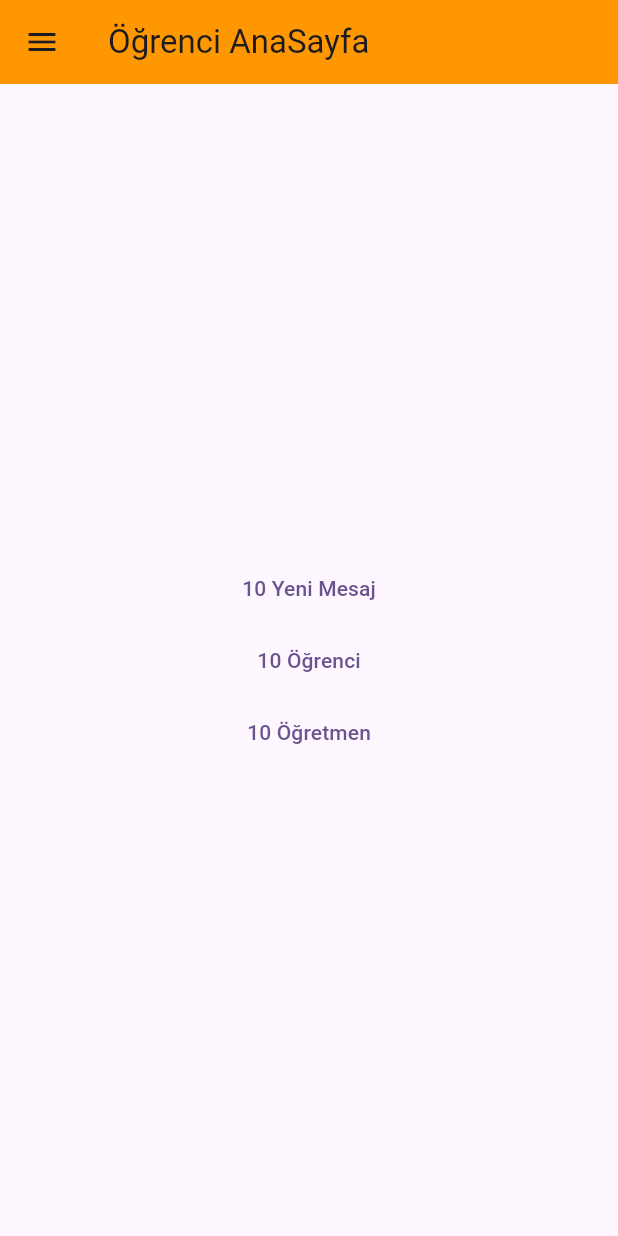
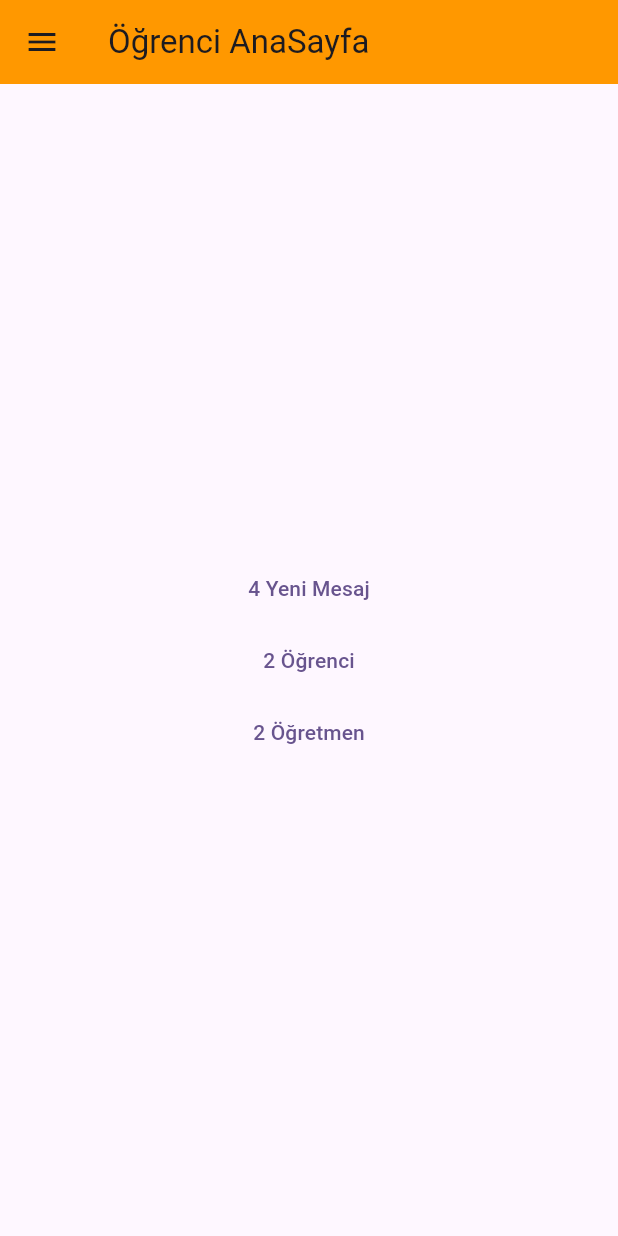
Before and after one commit to selinguz/ogrenci_app, a Flutter app: the screen it shows after launch, on a phone screen of 412 x 824 dp. Run offline on Flutter 3.47's test engine with Material 3 defaults, Android fonts, the phone set to English and light mode, and no system bars.

Commit message:
mesaj, öğrenci ve öğretmen için veri çekebileceğimiz repositoryler oluşturuldu

```diff
--- a/lib/main.dart
+++ b/lib/main.dart
@@ -2,6 +2,9 @@ import 'package:flutter/material.dart';
 import 'package:ogrenci_app/pages/mesajlar_sayfasi.dart';
 import 'package:ogrenci_app/pages/ogrenciler_sayfasi.dart';
 import 'package:ogrenci_app/pages/ogretmenler_sayfasi.dart';
+import 'package:ogrenci_app/repository/mesajlar_repository.dart';
+import 'package:ogrenci_app/repository/ogrenciler_repository.dart';
+import 'package:ogrenci_app/repository/ogretmenler_repository.dart';
 
 void main() {
   runApp(const OgrenciApp());
@@ -23,8 +26,18 @@ class OgrenciApp extends StatelessWidget {
   }
 }
 
-class AnaSayfa extends StatelessWidget {
+class AnaSayfa extends StatefulWidget {
   const AnaSayfa({super.key});
+
+  @override
+  State<AnaSayfa> createState() => _AnaSayfaState();
+}
+
+class _AnaSayfaState extends State<AnaSayfa> {
+
+  MesajlarRepository mesajlarRepository = MesajlarRepository();
+  OgrencilerRepository ogrencilerRepository = OgrencilerRepository();
+  OgretmenlerRepository ogretmenlerRepository = OgretmenlerRepository();
 
   @override
   Widget build(BuildContext context) {
@@ -70,32 +83,31 @@ class AnaSayfa extends StatelessWidget {
               onPressed: () {
                 _mesajlaraGit(context);
               },
-              child: Text('10 Yeni Mesaj'),
+              child: Text('${mesajlarRepository.mesajlar.length} Yeni Mesaj'),
             ),
             TextButton(
               onPressed: () {
                 _ogrencilereGit(context);
               },
-              child: Text('10 Öğrenci'),
+              child: Text('${ogrencilerRepository.ogrenciler.length} Öğrenci'),
             ),
             TextButton(
               onPressed: () {
                 _ogretmenlereGit(context);
               },
-              child: Text('10 Öğretmen'),
+              child: Text('${ogretmenlerRepository.ogretmenler.length} Öğretmen'),
             ),
           ],
         ),
       ),
     );
   }
-}
 
   void _ogrencilereGit(BuildContext context) {
     Navigator.push(
       context,
       MaterialPageRoute(
-      builder: (context) => OgrencilerSayfasi(),
+        builder: (context) => OgrencilerSayfasi(ogrencilerRepository),
       ),
     );
   }
@@ -104,7 +116,7 @@ void _ogretmenlereGit(BuildContext context) {
     Navigator.push(
       context,
       MaterialPageRoute(
-      builder: (context) => OgretmenlerSayfasi(),
+        builder: (context) => OgretmenlerSayfasi(ogretmenlerRepository),
       ),
     );
   }
@@ -113,7 +125,8 @@ void _mesajlaraGit(BuildContext context) {
     Navigator.push(
       context,
       MaterialPageRoute(
-      builder: (context) => MesajlarSayfasi(),
+        builder: (context) => MesajlarSayfasi(mesajlarRepository),
       ),
     );
   }
+}
--- a/lib/pages/ogrenciler_sayfasi.dart
+++ b/lib/pages/ogrenciler_sayfasi.dart
@@ -1,7 +1,9 @@
 import 'package:flutter/material.dart';
+import 'package:ogrenci_app/repository/ogrenciler_repository.dart';
 
 class OgrencilerSayfasi extends StatefulWidget {
-  const OgrencilerSayfasi({super.key});
+  final OgrencilerRepository ogrencilerRepository;
+  OgrencilerSayfasi(this.ogrencilerRepository);
 
   @override
   State<OgrencilerSayfasi> createState() => _OgrencilerSayfasiState();
--- a/lib/pages/ogretmenler_sayfasi.dart
+++ b/lib/pages/ogretmenler_sayfasi.dart
@@ -1,7 +1,9 @@
 import 'package:flutter/material.dart';
+import 'package:ogrenci_app/repository/ogretmenler_repository.dart';
 
 class OgretmenlerSayfasi extends StatefulWidget {
-  const OgretmenlerSayfasi({super.key});
+  final OgretmenlerRepository ogretmenlerRepository;
+  OgretmenlerSayfasi(this.ogretmenlerRepository);
 
   @override
   State<OgretmenlerSayfasi> createState() => _OgretmenlerSayfasiState();
--- /dev/null
+++ b/lib/repository/mesajlar_repository.dart
@@ -0,0 +1,42 @@
+class MesajlarRepository {
+
+  List<Mesaj> mesajlar = [
+    Mesaj(
+      'Merhaba',
+      'Ali',
+      DateTime.now().subtract(
+        Duration(minutes: 3),
+      ),
+    ),
+    Mesaj(
+      'Orada mısın?',
+      'Ali',
+      DateTime.now().subtract(
+        Duration(minutes: 2),
+      ),
+    ),
+    Mesaj(
+      'Evet',
+      'Ayşe',
+      DateTime.now().subtract(
+        Duration(minutes: 1),
+      ),
+    ),
+    Mesaj(
+      'Nasılsın?',
+      'Ayşe',
+      DateTime.now(),
+    )
+  ];
+
+}
+
+class Mesaj {
+
+  String yazi;
+  String gonderen;
+  DateTime zaman;
+
+  Mesaj(this.yazi, this.gonderen, this.zaman);
+
+}
--- /dev/null
+++ b/lib/repository/ogrenciler_repository.dart
@@ -0,0 +1,19 @@
+class OgrencilerRepository {
+
+  List<Ogrenci> ogrenciler = [
+    Ogrenci('Ali', 'Demir', 18, 'Erkek'),
+    Ogrenci('Ayşe', 'Çelik', 18, 'Kadın')
+  ];
+
+}
+
+class Ogrenci {
+
+  String adi;
+  String soyadi;
+  int age;
+  String cinsiyet;
+
+  Ogrenci(this.adi, this.soyadi, this.age, this.cinsiyet);
+
+}
--- /dev/null
+++ b/lib/repository/ogretmenler_repository.dart
@@ -0,0 +1,19 @@
+class OgretmenlerRepository {
+
+  List<Ogretmen> ogretmenler = [
+    Ogretmen('Fevzi', 'Yaman', 48, 'Erkek'),
+    Ogretmen('Selma', 'Güner', 52, 'Kadın')
+  ];
+
+}
+
+class Ogretmen {
+
+  String adi;
+  String soyadi;
+  int age;
+  String cinsiyet;
+
+  Ogretmen(this.adi, this.soyadi, this.age, this.cinsiyet);
+
+}
```
Also changed, not shown: lib/pages/mesajlar_sayfasi.dart (+43 -24 lines). Lines whose indentation alone changed are shown as unchanged.
